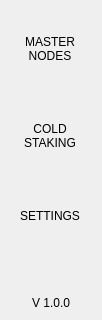
Qt form src/qt/pivx/forms/navmenuwidget.ui (Fuzzbawls/PIVX) before a commit; both pictures show x 0 to 102 and y 466 to 786 of the 102 by 786 pixel window.
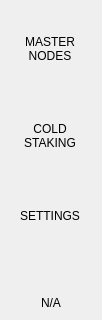
The same form after that commit.

```diff
--- a/src/qt/pivx/forms/navmenuwidget.ui
+++ b/src/qt/pivx/forms/navmenuwidget.ui
@@ -366,7 +366,7 @@
          </size>
         </property>
         <property name="text">
-         <string>V 1.0.0</string>
+         <string notr="true">N/A</string>
         </property>
         <property name="alignment">
          <set>Qt::AlignBottom|Qt::AlignHCenter</set>
```
